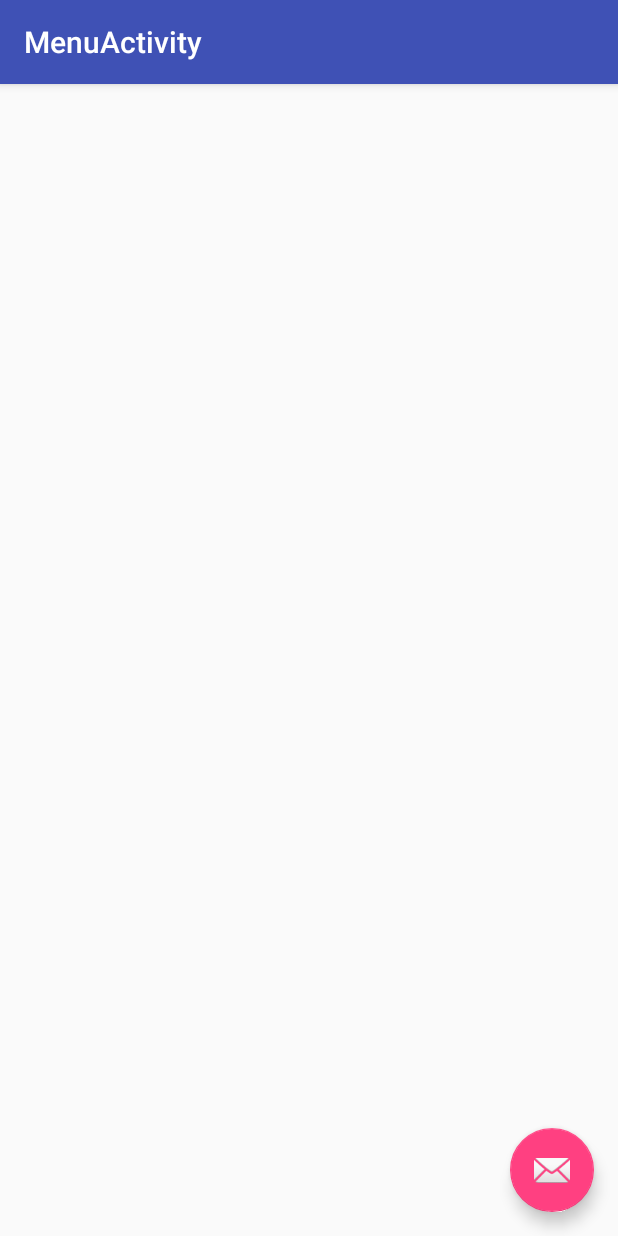
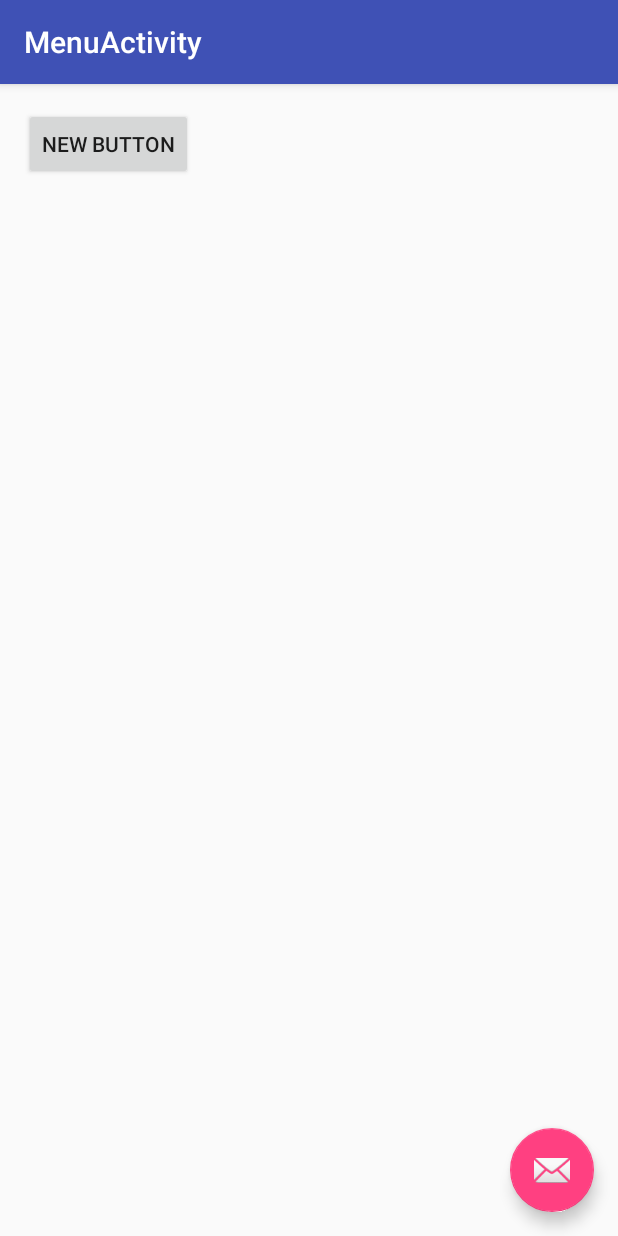
Before and after one commit to mhlee1215/IEDUFlashCard, an Android app: the MenuActivity screen opened directly, with no data from a screen before it, on a phone screen of 412 x 824 dp. Run offline under Robolectric (Android 15) with nearby library versions, the phone set to English and light mode, and no system bars.

Commit message:
MenuActivity: added button to move to JunActivityKu

```diff
--- a/app/src/main/java/com/flashcard/iedu/flashcard/MenuActivity.java
+++ b/app/src/main/java/com/flashcard/iedu/flashcard/MenuActivity.java
@@ -1,11 +1,14 @@
 package com.flashcard.iedu.flashcard;
 
+import android.content.DialogInterface;
+import android.content.Intent;
 import android.os.Bundle;
 import android.support.design.widget.FloatingActionButton;
 import android.support.design.widget.Snackbar;
 import android.support.v7.app.AppCompatActivity;
 import android.support.v7.widget.Toolbar;
 import android.view.View;
+import android.widget.Button;
 
 public class MenuActivity extends AppCompatActivity {
 
@@ -26,4 +29,8 @@ public class MenuActivity extends AppCompatActivity {
         });
     }
 
+    public void openJun(View v){
+        startActivity(new Intent(MenuActivity.this, JunActivityKu.class));
+    }
+
 }
--- a/app/src/main/res/layout/content_menu2.xml
+++ b/app/src/main/res/layout/content_menu2.xml
@@ -12,4 +12,10 @@
     tools:context="com.flashcard.iedu.flashcard.MenuActivity"
     tools:showIn="@layout/activity_menu2">
 
+    <Button
+        android:layout_width="wrap_content"
+        android:layout_height="wrap_content"
+        android:text="New Button"
+        android:onClick="openJun"
+        android:id="@+id/button" />
 </RelativeLayout>
```
